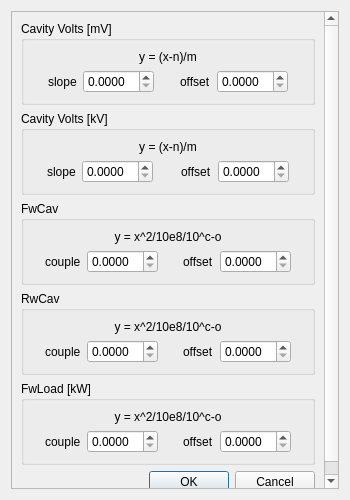
Qt form src/widgets/ui/FacadeAdjustments.ui (srgblnch/FastDataLoggerGUI) before a commit.
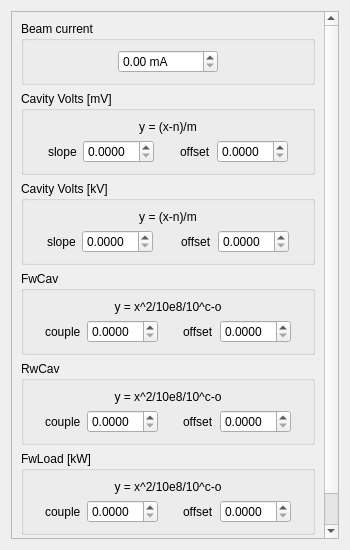
The same form after that commit. Custom widgets are drawn as their Qt base class.

Commit message: fix the angular unit convertion in formulas. revision of the formular and facade's calculations as user request. plots improvements about axis and legend. working on allow the beam current to be changed.

Diff of the .ui file:
```diff
--- a/src/widgets/ui/FacadeAdjustments.ui
+++ b/src/widgets/ui/FacadeAdjustments.ui
@@ -7,7 +7,7 @@
     <x>0</x>
     <y>0</y>
     <width>350</width>
-    <height>500</height>
+    <height>550</height>
    </rect>
   </property>
   <property name="windowTitle">
@@ -25,18 +25,66 @@
         <x>0</x>
         <y>0</y>
         <width>336</width>
-        <height>486</height>
+        <height>536</height>
        </rect>
       </property>
       <layout class="QGridLayout" name="gridLayout">
-       <item row="5" column="0">
+       <item row="0" column="0">
+        <widget class="QGroupBox" name="beamCurrent">
+         <property name="title">
+          <string>Beam current</string>
+         </property>
+         <layout class="QHBoxLayout" name="horizontalLayout">
+          <item>
+           <spacer name="horizontalSpacer">
+            <property name="orientation">
+             <enum>Qt::Horizontal</enum>
+            </property>
+            <property name="sizeHint" stdset="0">
+             <size>
+              <width>40</width>
+              <height>20</height>
+             </size>
+            </property>
+           </spacer>
+          </item>
+          <item>
+           <widget class="QDoubleSpinBox" name="beamCurrentValue">
+            <property name="minimumSize">
+             <size>
+              <width>100</width>
+              <height>0</height>
+             </size>
+            </property>
+            <property name="suffix">
+             <string> mA</string>
+            </property>
+           </widget>
+          </item>
+          <item>
+           <spacer name="horizontalSpacer_2">
+            <property name="orientation">
+             <enum>Qt::Horizontal</enum>
+            </property>
+            <property name="sizeHint" stdset="0">
+             <size>
+              <width>40</width>
+              <height>20</height>
+             </size>
+            </property>
+           </spacer>
+          </item>
+         </layout>
+        </widget>
+       </item>
+       <item row="7" column="0">
         <widget class="QDialogButtonBox" name="buttonBox">
          <property name="standardButtons">
           <set>QDialogButtonBox::Cancel|QDialogButtonBox::Ok</set>
          </property>
         </widget>
        </item>
-       <item row="1" column="0">
+       <item row="2" column="0">
         <widget class="QGroupBox" name="cavityVolts_kV">
          <property name="title">
           <string>Cavity Volts [kV]</string>
@@ -128,7 +176,7 @@
          </layout>
         </widget>
        </item>
-       <item row="2" column="0">
+       <item row="3" column="0">
         <widget class="QGroupBox" name="FwCav">
          <property name="title">
           <string>FwCav</string>
@@ -220,7 +268,7 @@
          </layout>
         </widget>
        </item>
-       <item row="0" column="0">
+       <item row="1" column="0">
         <widget class="QGroupBox" name="cavityVolts_mV">
          <property name="title">
           <string>Cavity Volts [mV]</string>
@@ -312,7 +360,7 @@
          </layout>
         </widget>
        </item>
-       <item row="3" column="0">
+       <item row="4" column="0">
         <widget class="QGroupBox" name="RvCav">
          <property name="title">
           <string>RwCav</string>
@@ -404,7 +452,7 @@
          </layout>
         </widget>
        </item>
-       <item row="4" column="0">
+       <item row="5" column="0">
         <widget class="QGroupBox" name="FwLoad">
          <property name="title">
           <string>FwLoad [kW]</string>
@@ -496,6 +544,19 @@
          </layout>
         </widget>
        </item>
+       <item row="6" column="0">
+        <spacer name="verticalSpacer">
+         <property name="orientation">
+          <enum>Qt::Vertical</enum>
+         </property>
+         <property name="sizeHint" stdset="0">
+          <size>
+           <width>20</width>
+           <height>40</height>
+          </size>
+         </property>
+        </spacer>
+       </item>
       </layout>
      </widget>
     </widget>
```
Left out of the diff: 10 changed lines with no effect on the pictures. The commit also changes 11 other files.
